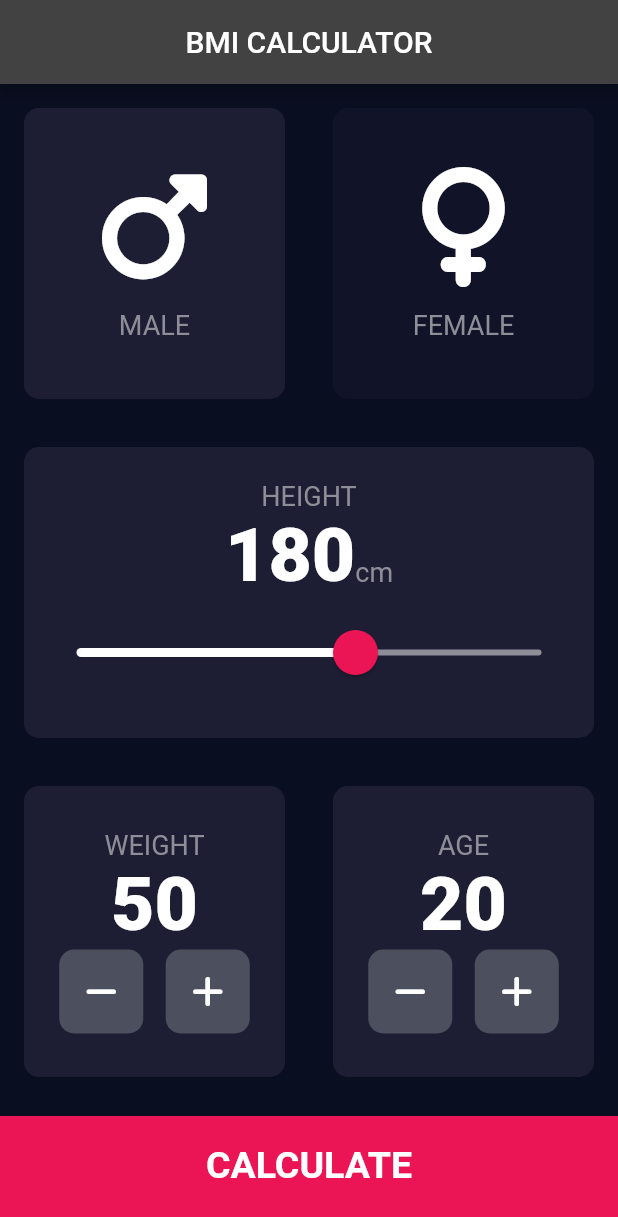
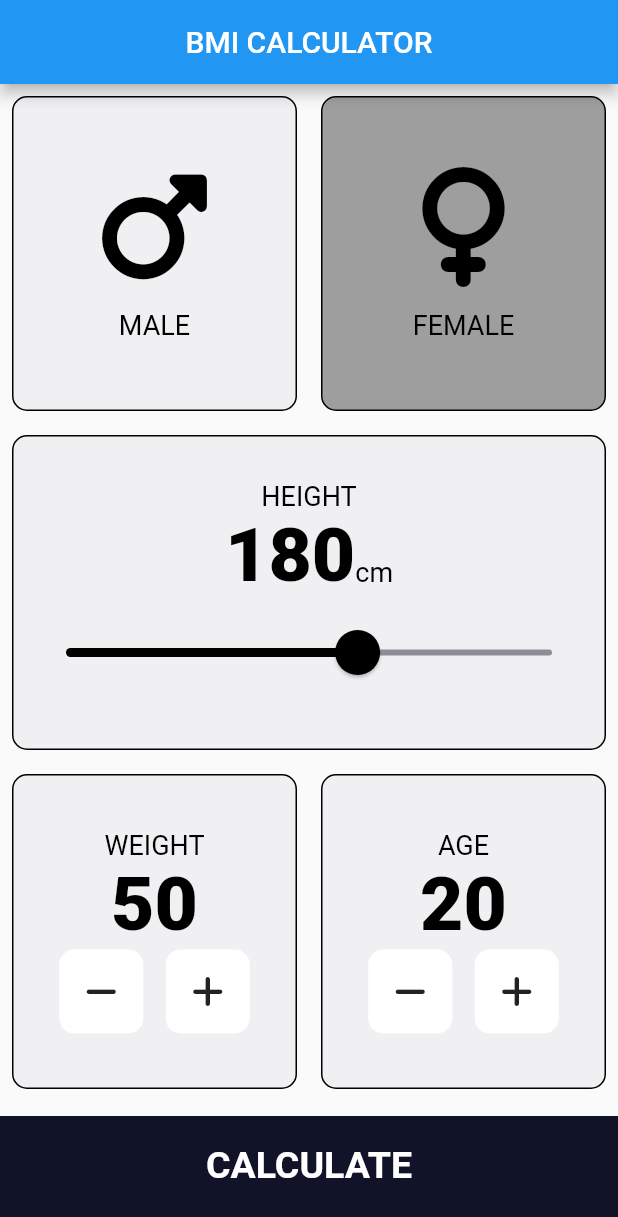
Before and after one commit to wasibhussain/Bmi-Calculator, a Flutter app: the screen it shows after launch, on a phone screen of 412 x 824 dp. Shown: the top 1217 px of the screen. Run offline on Flutter 3.47's test engine with Material 2 defaults, Android fonts, the light colour scheme and no system bars; our stand-ins replace font_awesome_flutter.

Commit message:
first commit

```diff
--- a/lib/Components/Icon_Content.dart
+++ b/lib/Components/Icon_Content.dart
@@ -18,6 +18,7 @@ class IconContent extends StatelessWidget {
       children: [
         Icon(
           myicon,
+          color: Colors.black,
           size: iconSize,
         ),
         sizedBox,
--- a/lib/Components/Reusable_Bg.dart
+++ b/lib/Components/Reusable_Bg.dart
@@ -10,8 +10,9 @@ class ReusableBg extends StatelessWidget {
   Widget build(BuildContext context) {
     return Container(
       child: cardChild,
-      margin: EdgeInsets.all(16.0),
+      margin: const EdgeInsets.all(8.0),
       decoration: BoxDecoration(
+        border: Border.all(color: Colors.black),
         color: colour,
         borderRadius: BorderRadius.circular(10.0),
       ),
--- a/lib/Components/RoundIcon_Button.dart
+++ b/lib/Components/RoundIcon_Button.dart
@@ -15,8 +15,10 @@ class RoundIconButton extends StatelessWidget {
       ),
       elevation: 0.0,
       onPressed: onPressed,
-      shape: RoundedRectangleBorder(borderRadius: BorderRadius.circular(10.0)),
-      fillColor: Color(0xFF4C4F5E),
+      shape: RoundedRectangleBorder(
+
+        borderRadius: BorderRadius.circular(10.0)),
+      fillColor: Colors.white,
     );
   }
 }
--- a/lib/Screens/input_page.dart
+++ b/lib/Screens/input_page.dart
@@ -94,7 +94,9 @@ class _InputPageState extends State<InputPage> {
                     children: [
                       Text(
                         height.toString(),
+
                         style: kDigitTextStyle,
+
                       ),
                       Text(
                         'cm',
@@ -104,9 +106,9 @@ class _InputPageState extends State<InputPage> {
                   ),
                   SliderTheme(
                     data: SliderTheme.of(context).copyWith(
-                      activeTrackColor: Colors.white,
+                      activeTrackColor: Colors.black,
                       inactiveTrackColor: ksliderInactiveColor,
-                      thumbColor: Color(0xFFEB1555),
+                      thumbColor: Colors.black,
                       overlayColor: Color(0x29EB1555),
                       thumbShape:
                           RoundSliderThumbShape(enabledThumbRadius: 15.0),
--- a/lib/constants.dart
+++ b/lib/constants.dart
@@ -1,15 +1,16 @@
 import 'package:flutter/material.dart';
 
-const kactiveCardColor = Color(0xFF1D1E33);
-const kinactiveCardColor = Color(0xFF111328);
+const kactiveCardColor = Color.fromARGB(255, 240, 240, 243);
+const kinactiveCardColor = Colors.grey;
 const ksliderInactiveColor = Color(0xFF8D8E98);
 const kbottomContainerHeight = 80.0;
-const kbottomContainerColor = Color(0xFFEB1555);
+const kbottomContainerColor = Color(0xFF111328);
 const klabelTextStyle = TextStyle(
   fontSize: 18.0,
-  color: Color(0xFF8D8E98),
+  color: Colors.black
 );
 const kDigitTextStyle = TextStyle(
+  color: Colors.black,
   fontSize: 50,
   fontWeight: FontWeight.w900,
 );
--- a/lib/main.dart
+++ b/lib/main.dart
@@ -7,9 +7,9 @@ class MyApp extends StatelessWidget {
   @override
   Widget build(BuildContext context) {
     return MaterialApp(
-      theme: ThemeData.dark().copyWith(
-        primaryColor: Color(0xFF0A0E21),
-        scaffoldBackgroundColor: Color(0xFF0A0E21),
+      theme: ThemeData.light().copyWith(
+        // primaryColor: Color(0xFF0A0E21),
+        //scaffoldBackgroundColor: Color(0xFF0A0E21),
       ),
       home: InputPage(),
     );
--- a/pubspec.yaml
+++ b/pubspec.yaml
@@ -35,6 +35,7 @@ dependencies:
   # Use with the CupertinoIcons class for iOS style icons.
   cupertino_icons: ^1.0.2
   font_awesome_flutter: ^10.2.1
+  video_player: 2.1.0
 
 dev_dependencies:
   flutter_test:
@@ -60,8 +61,8 @@ flutter:
 
   # To add assets to your application, add an assets section, like this:
   # assets:
-  #   - images/a_dot_burr.jpeg
-  #   - images/a_dot_ham.jpeg
+  #   - assets/images
+  # #   - images/a_dot_ham.jpeg
 
   # An image asset can refer to one or more resolution-specific "variants", see
   # https://flutter.dev/assets-and-images/#resolution-aware
```
Also changed, not shown: pubspec.lock.
